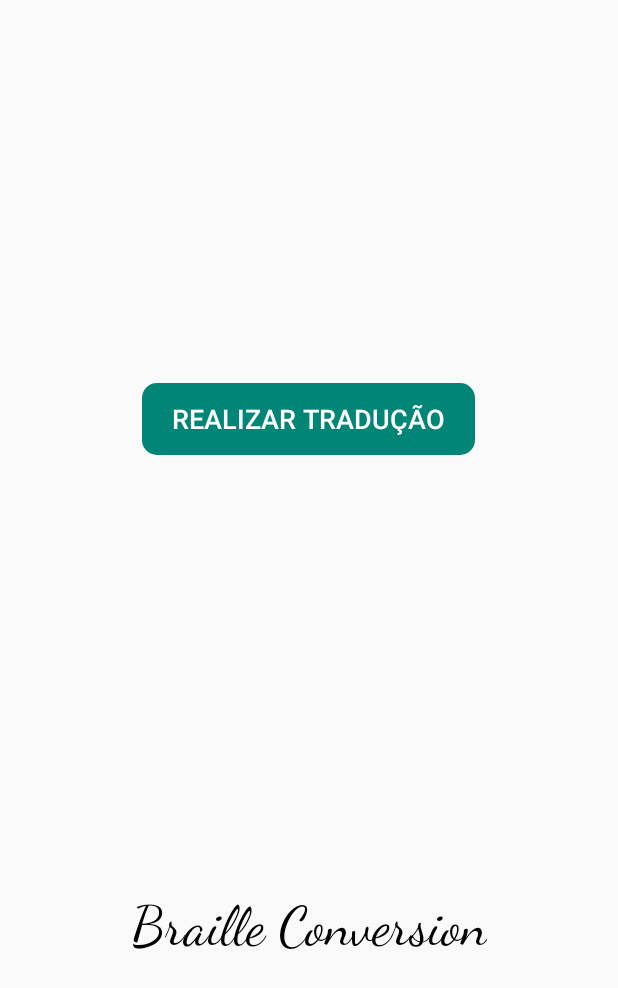
After one commit to MacosPrintes001/ProjBrile, an Android app: the layout activity_inicial.xml on its own in the app's theme, with its tools: preview values and no code run, on a phone screen of 412 x 824 dp. The commit adds this screen. Shown: the top 988 px of the screen. Run offline under Robolectric (Android 15) with nearby library versions, the phone set to English and light mode, and no system bars.

Commit message:
Initial Add (SOA)

```diff
--- a/app/src/main/java/br/com/ufopaoriximina/projbrile/activities/translatedTexActivity.java
+++ b/app/src/main/java/br/com/ufopaoriximina/projbrile/activities/translatedTexActivity.java
@@ -24,7 +24,7 @@ public class translatedTexActivity extends AppCompatActivity {
     private TextView txtTraduced;
     private Button mButtonSpeak;
     private String recebeTxt;
-
+    //AA
     @Override
     protected void onCreate(final Bundle savedInstanceState) {
         super.onCreate(savedInstanceState);
--- /dev/null
+++ b/app/src/main/res/layout/activity_inicial.xml
@@ -0,0 +1,58 @@
+<?xml version="1.0" encoding="utf-8"?>
+<androidx.constraintlayout.widget.ConstraintLayout xmlns:android="http://schemas.android.com/apk/res/android"
+    xmlns:app="http://schemas.android.com/apk/res-auto"
+    xmlns:tools="http://schemas.android.com/tools"
+    android:layout_width="match_parent"
+    android:layout_height="match_parent"
+    tools:context=".activities.ActivityInicial">
+
+
+
+
+    <ImageView
+        android:id="@+id/imageCarregada"
+        android:layout_width="match_parent"
+        android:layout_height="wrap_content"
+        android:layout_margin="0dp"
+        android:visibility="invisible"
+        app:layout_constraintEnd_toEndOf="parent"
+        app:layout_constraintHorizontal_bias="0.509"
+        app:layout_constraintStart_toStartOf="parent"
+        app:layout_constraintTop_toBottomOf="@+id/toolbar"
+        app:srcCompat="@drawable/ic_launcher_background"
+        android:adjustViewBounds="true"
+        android:scaleType="fitXY"/>
+
+    <Button
+        android:id="@+id/startTranslate"
+        android:layout_width="wrap_content"
+        android:layout_height="wrap_content"
+        app:layout_constraintBottom_toBottomOf="@+id/imageCarregada"
+        app:layout_constraintEnd_toEndOf="parent"
+        app:layout_constraintHorizontal_bias="0.498"
+        android:background="@drawable/bg_btn_traduzir"
+        android:text="Realizar Tradução"
+        android:textColor="#fff"
+        android:paddingLeft="20dp"
+        android:paddingRight="20dp"
+        android:textSize="18dp"
+        app:layout_constraintStart_toStartOf="parent"
+        app:layout_constraintTop_toTopOf="@+id/imageCarregada"
+        app:layout_constraintVertical_bias="0.702" />
+
+    <TextView
+        android:id="@+id/textView"
+        android:layout_width="wrap_content"
+        android:layout_height="wrap_content"
+        android:fontFamily="cursive"
+        android:text="Braille Conversion"
+        android:textColor="@android:color/black"
+        android:textSize="36sp"
+        app:layout_constraintBottom_toBottomOf="parent"
+        app:layout_constraintEnd_toEndOf="parent"
+        app:layout_constraintStart_toStartOf="parent"
+        app:layout_constraintTop_toBottomOf="@+id/imageCarregada" />
+
+
+
+</androidx.constraintlayout.widget.ConstraintLayout>
--- a/app/src/main/res/layout/activity_translated_tex.xml
+++ b/app/src/main/res/layout/activity_translated_tex.xml
@@ -6,6 +6,8 @@
     android:orientation="vertical"
     android:padding="16dp"
     tools:context=".activities.translatedTexActivity">
+
+
 
     <TextView
         android:id="@+id/textView"
```
Also changed, not shown: app/src/main/java/br/com/ufopaoriximina/projbrile/activities/ActivityInicial.java (added, +107 -0 lines).
